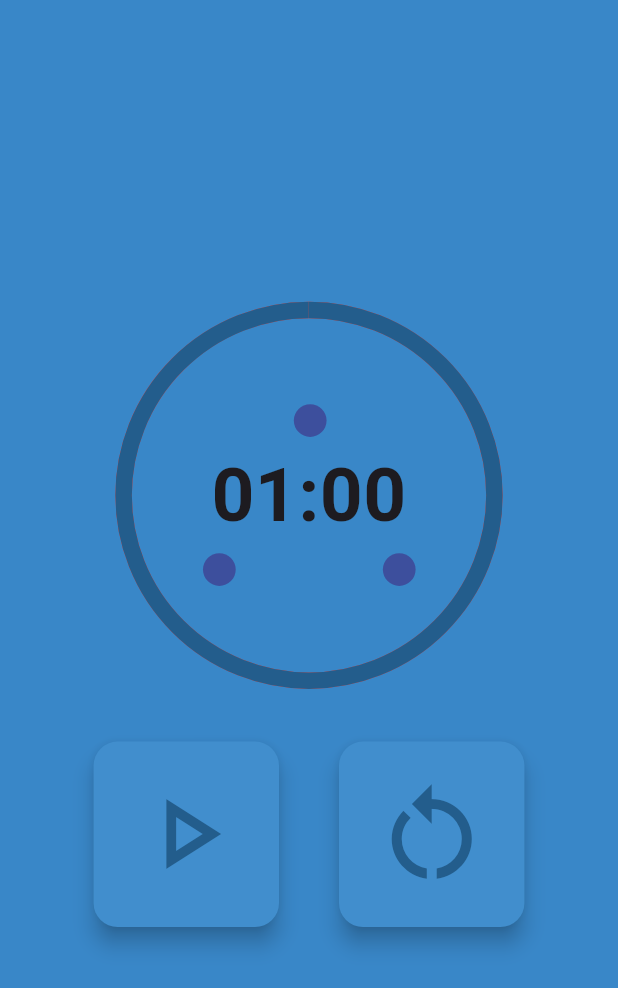
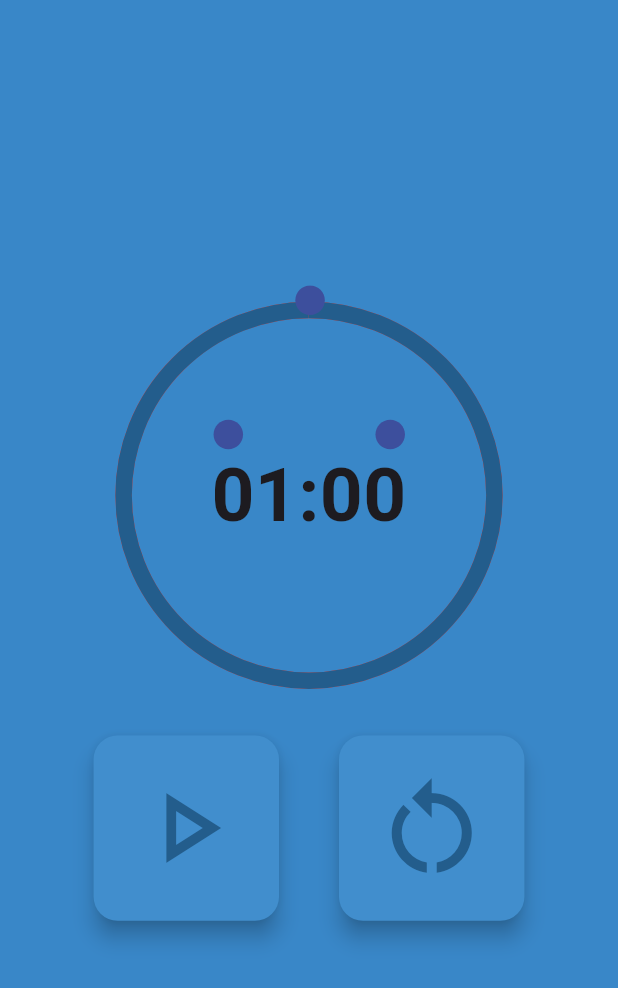
Before and after one commit to nktfmnko/cgkTraining, a Flutter app: the StateTimer3Page screen opened directly, on a phone screen of 412 x 824 dp. Shown: the top 988 px of the screen. Run offline on Flutter 3.47's test engine with Material 3 defaults, Android fonts, the phone set to English and light mode, and no system bars; our stand-ins replace audioplayers, email_validator, flutter_svg, percent_indicator, supabase_flutter, vibration; accounts and stored records are empty.

Commit message:
Исправление отображения

```diff
--- a/lib/timer3.dart
+++ b/lib/timer3.dart
@@ -119,12 +119,17 @@
                     textAlign: TextAlign.center,
                   ),
                 ),
-                SvgPicture.asset(
-                  'assets/Group 5.svg',
-                  alignment: Alignment.center,
-                  width: size.width * 0.35,
-                  height: size.height * 0.35,
-                ),
+                Container(
+                  height: size.height * 0.34,
+                  width: size.height * 0.315,
+                  alignment: Alignment.topCenter,
+                  child: SvgPicture.asset(
+                    'assets/Group 5.svg',
+                    alignment: Alignment.topCenter,
+                    width: size.width * 0.315,
+                    height: size.height * 0.34,
+                  ),
+                )
               ],
             ),
             Row(
```
